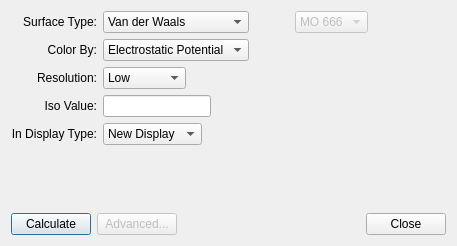
First picture: the form in libavogadro/src/extensions/surfacedialog.ui, repository cryos/avogadro, before the edit.
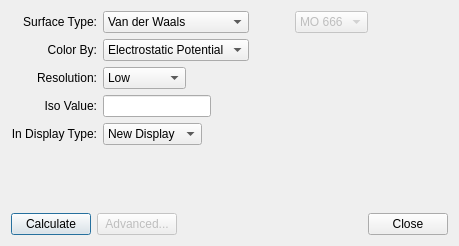
Second picture: the form after the edit.

```diff
--- a/libavogadro/src/extensions/surfacedialog.ui
+++ b/libavogadro/src/extensions/surfacedialog.ui
@@ -6,7 +6,7 @@
    <rect>
     <x>0</x>
     <y>0</y>
-    <width>457</width>
+    <width>459</width>
     <height>246</height>
    </rect>
   </property>
```
Left out of the diff: 2 changed lines with no effect on the pictures.
